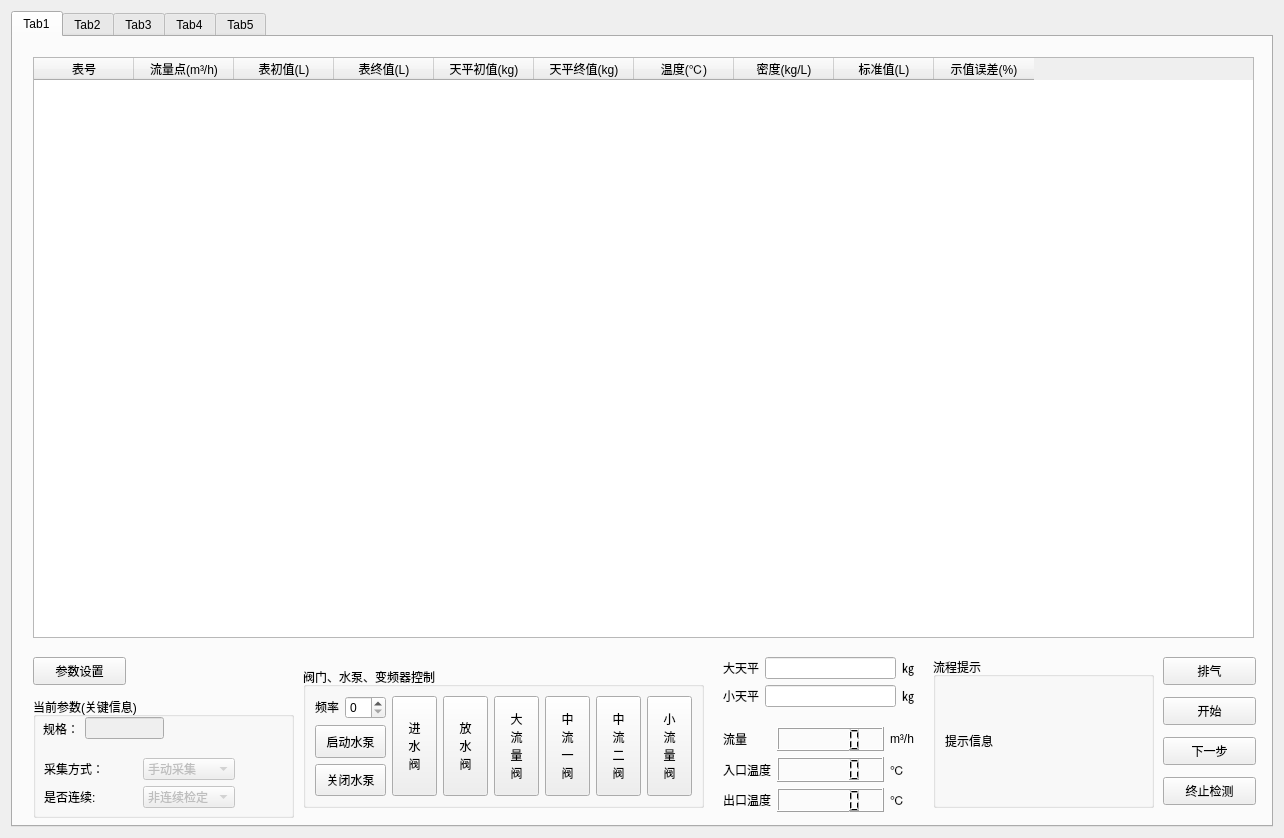
Old version of the form source/weightMethod/weightmethod.ui in the repository flimmy78/qtverify.
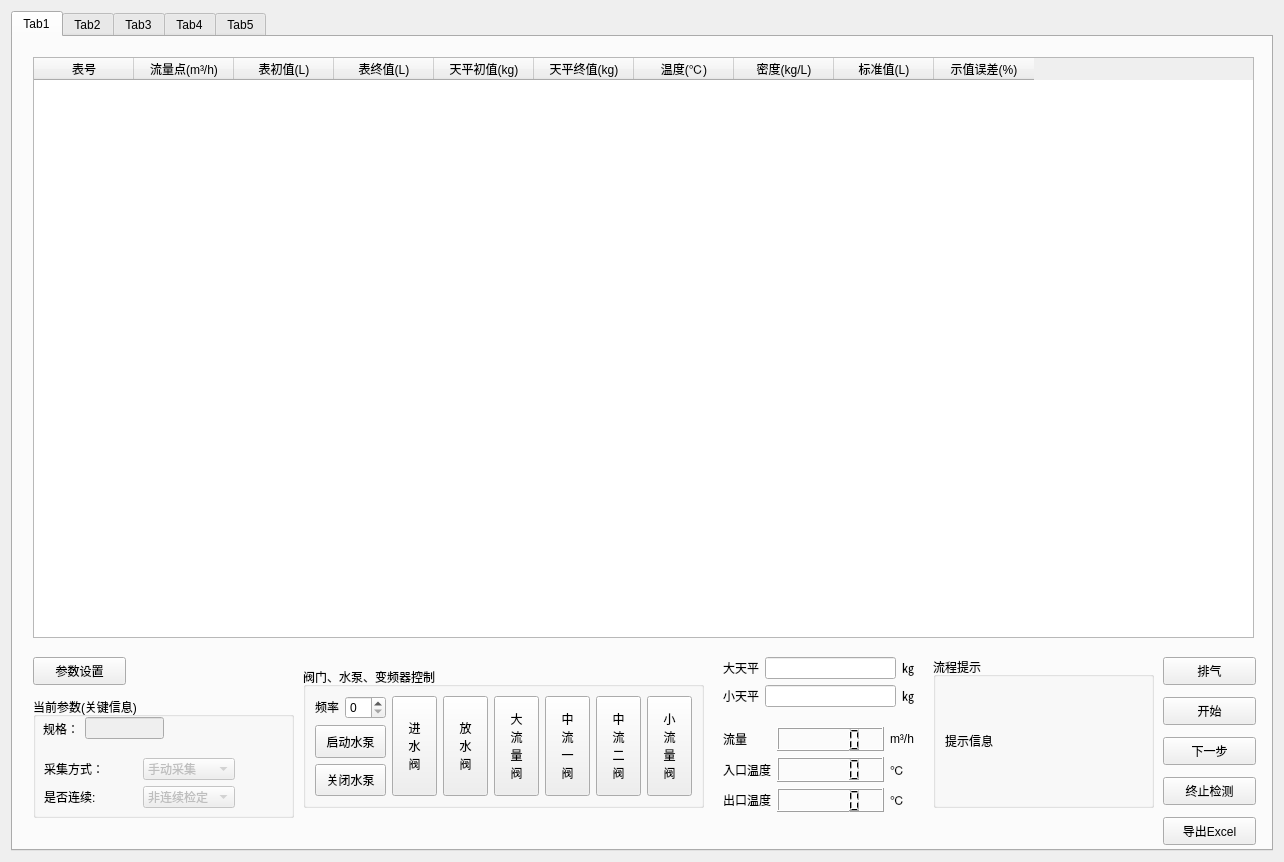
New version of the form.

Commit message: 增加excelengine类,从tablewidget导出至excel。

```diff
--- a/source/weightMethod/weightmethod.ui
+++ b/source/weightMethod/weightmethod.ui
@@ -7,7 +7,7 @@
     <x>0</x>
     <y>0</y>
     <width>1284</width>
-    <height>838</height>
+    <height>862</height>
    </rect>
   </property>
   <property name="windowTitle">
@@ -723,6 +723,19 @@
         <string>下一步</string>
        </property>
       </widget>
+      <widget class="QPushButton" name="btnExport">
+       <property name="geometry">
+        <rect>
+         <x>1150</x>
+         <y>780</y>
+         <width>93</width>
+         <height>28</height>
+        </rect>
+       </property>
+       <property name="text">
+        <string>导出Excel</string>
+       </property>
+      </widget>
      </widget>
      <widget class="QWidget" name="tab2">
       <attribute name="title">
```
The commit also changes 15 other files.
